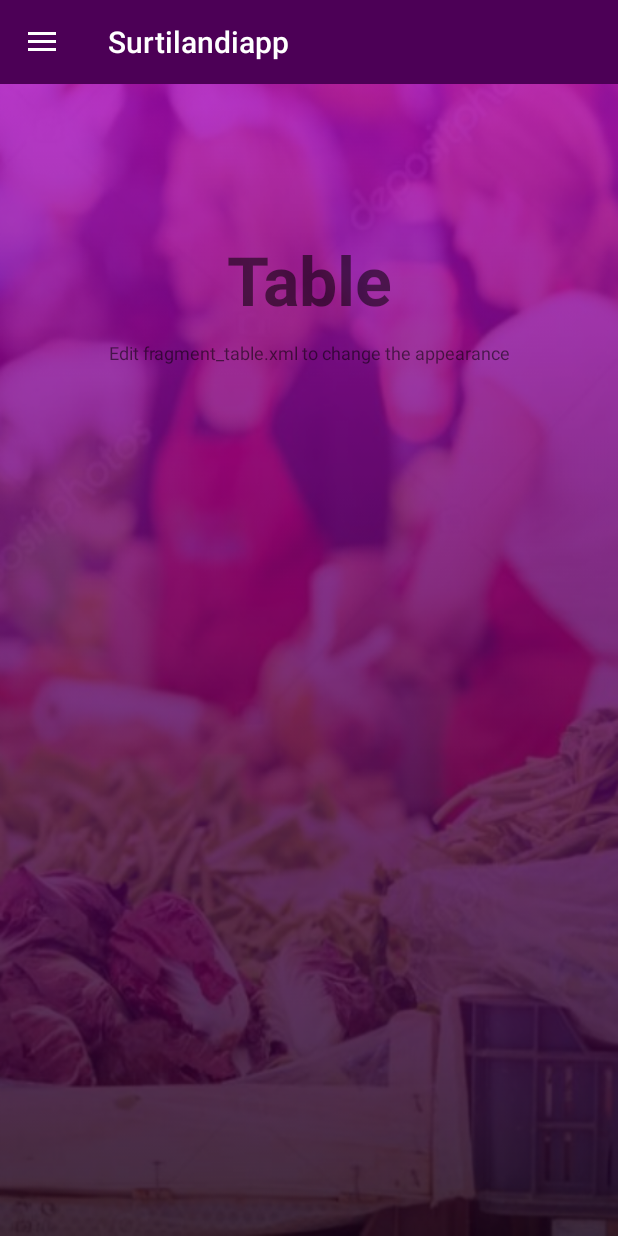
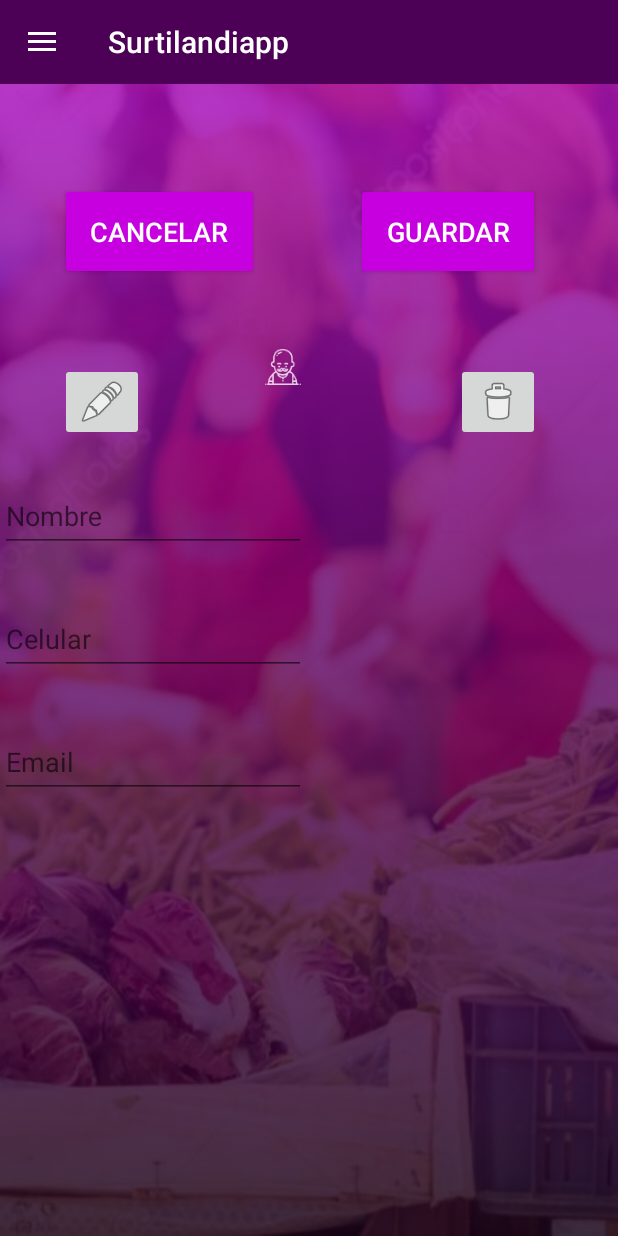
Before and after one commit to hninor/Surtilandiapp, an Android app: the fragment TableFragment placed in its activity, on a phone screen of 412 x 824 dp. Run offline under Robolectric (Android 15) with nearby library versions, the phone set to English and light mode, and no system bars.

Commit message:
Se modifica pantalla para perfil. Se cambia API_KEY para google maps

```diff
--- a/app/src/main/AndroidManifest.xml
+++ b/app/src/main/AndroidManifest.xml
@@ -56,7 +56,7 @@
             android:value="@integer/google_play_services_version" />
         <meta-data
             android:name="com.google.android.geo.API_KEY"
-            android:value="AIzaSyBkucXr30oAWGKe1o3ierZ_ELWHJhP4PJ0" />
+            android:value="AIzaSyDn7BduE2vGI2IutH-sDK_KeieQeX-eW_4" />
 
         <activity
             android:name=".features.shopkeeper.add.AddProductActivity"
--- a/app/src/main/java/unal/edu/co/surtilandiapp/features/navigationdrawer/SearchStoreFragment.java
+++ b/app/src/main/java/unal/edu/co/surtilandiapp/features/navigationdrawer/SearchStoreFragment.java
@@ -45,8 +45,8 @@ public class SearchStoreFragment extends Fragment {
 
         googleMap = mMapView.getMap();
         // latitude and longitude
-        double latitude = 17.385044;
-        double longitude = 78.486671;
+        double latitude = 4.6449882;
+        double longitude = -74.1356206;
 
         // create marker
         MarkerOptions marker = new MarkerOptions().position(
@@ -59,7 +59,7 @@ public class SearchStoreFragment extends Fragment {
         // adding marker
         googleMap.addMarker(marker);
         CameraPosition cameraPosition = new CameraPosition.Builder()
-                .target(new LatLng(17.385044, 78.486671)).zoom(12).build();
+                .target(new LatLng(latitude, longitude)).zoom(12).build();
         googleMap.animateCamera(CameraUpdateFactory
                 .newCameraPosition(cameraPosition));
 
--- a/app/src/main/java/unal/edu/co/surtilandiapp/features/navigationdrawer/TableFragment.java
+++ b/app/src/main/java/unal/edu/co/surtilandiapp/features/navigationdrawer/TableFragment.java
@@ -2,9 +2,11 @@ package unal.edu.co.surtilandiapp.features.navigationdrawer;
 
 import android.os.Bundle;
 import android.support.v4.app.Fragment;
+import android.util.Log;
 import android.view.LayoutInflater;
 import android.view.View;
 import android.view.ViewGroup;
+import android.widget.Button;
 
 import unal.edu.co.surtilandiapp.R;
 
@@ -12,17 +14,23 @@ import unal.edu.co.surtilandiapp.R;
  * Created by f on 8/10/2017.
  */
 
-public class TableFragment extends Fragment {
-
+public class TableFragment extends Fragment implements View.OnClickListener {
+    View rootView;
+    Button cancelButton;
     public TableFragment() {
     }
 
     @Override
     public View onCreateView(LayoutInflater inflater, ViewGroup container, Bundle savedInstanceState) {
-
-        View rootView = inflater.inflate(R.layout.fragment_table, container, false);
-
+        Log.v("JORGE", "por aca pase");
+        rootView = inflater.inflate(R.layout.fragment_table, container, false);
+        cancelButton = (Button) rootView.findViewById(R.id.perfil_btn_cancelar);
+        cancelButton.setOnClickListener(this);
         return rootView;
     }
 
+    @Override
+    public void onClick(View view) {
+        Log.v("JORGE", "Acabo de hacer click");
+    }
 }
--- a/app/src/main/res/layout/fragment_table.xml
+++ b/app/src/main/res/layout/fragment_table.xml
@@ -1,33 +1,116 @@
 <RelativeLayout xmlns:android="http://schemas.android.com/apk/res/android"
+    xmlns:app="http://schemas.android.com/apk/res-auto"
     xmlns:tools="http://schemas.android.com/tools"
     android:layout_width="match_parent"
     android:layout_height="match_parent"
     android:orientation="vertical">
 
+    <Button
+        android:id="@+id/perfil_btn_guardar"
+        android:layout_width="wrap_content"
+        android:layout_height="wrap_content"
+        android:layout_alignBottom="@+id/perfil_btn_cancelar"
+        android:layout_alignParentEnd="true"
+        android:layout_alignParentRight="true"
+        android:layout_marginEnd="52dp"
+        android:layout_marginRight="60dp"
+        android:theme="@style/MyButton"
+        android:text="Guardar" />
 
-    <TextView
-        android:id="@+id/label"
+    <Button
+        android:id="@+id/perfil_btn_cancelar"
+        android:layout_width="wrap_content"
+        android:layout_height="wrap_content"
+        android:layout_marginLeft="40dp"
+        android:layout_marginStart="40dp"
+        android:text="Cancelar" android:theme="@style/MyButton"
         android:layout_alignParentTop="true"
-        android:layout_marginTop="100dp"
-        android:layout_width="fill_parent"
-        android:layout_height="wrap_content"
-        android:gravity="center_horizontal"
-        android:textSize="45dp"
-        android:text="Table"
-        android:textStyle="bold"/>
-
-    <TextView
-        android:layout_below="@id/label"
-        android:layout_centerInParent="true"
-        android:layout_width="fill_parent"
-        android:layout_height="wrap_content"
-        android:textSize="12dp"
-        android:layout_marginTop="10dp"
-        android:gravity="center_horizontal"
-        android:text="Edit fragment_table.xml to change the appearance"
-        android:id="@+id/textView2" />
+        android:layout_alignParentLeft="true"
+        android:layout_alignParentStart="true"
+        android:layout_marginTop="66dp" />
 
 
+   <android.support.design.widget.TextInputLayout
+        android:layout_width="match_parent"
+        android:layout_height="wrap_content"
+        android:id="@+id/textInputLayout"
+       android:layout_below="@+id/imageView2"
+       android:layout_marginTop="51dp">
+
+       <EditText
+           android:id="@+id/perfil_nombre"
+           style="@android:style/Widget.DeviceDefault.EditText"
+           android:layout_width="204dp"
+           android:layout_height="wrap_content"
+           android:hint="Nombre"
+           android:inputType="text" />
+    </android.support.design.widget.TextInputLayout>
+
+    <android.support.design.widget.TextInputLayout
+        android:layout_width="match_parent"
+        android:layout_height="wrap_content"
+        android:id="@+id/textInputLayout_celular"
+        android:layout_marginTop="26dp"
+        android:layout_below="@+id/textInputLayout"
+        android:layout_alignParentLeft="true"
+        android:layout_alignParentStart="true">
+
+        <EditText
+            android:id="@+id/perfil_celular"
+            style="@android:style/Widget.DeviceDefault.EditText"
+            android:layout_width="204dp"
+            android:layout_height="wrap_content"
+            android:hint="Celular"
+            android:inputType="text|number|phone" />
+    </android.support.design.widget.TextInputLayout>
+
+    <android.support.design.widget.TextInputLayout
+        android:layout_width="match_parent"
+        android:layout_height="wrap_content"
+        android:id="@+id/textInputLayout_email"
+        android:layout_marginTop="26dp"
+        android:layout_below="@+id/textInputLayout_celular"
+        android:layout_alignParentLeft="true"
+        android:layout_alignParentStart="true">
+
+        <EditText
+            android:id="@+id/perfil_email"
+            style="@android:style/Widget.DeviceDefault.EditText"
+            android:layout_width="204dp"
+            android:layout_height="wrap_content"
+            android:hint="Email"
+            android:inputType="textEmailAddress" />
+    </android.support.design.widget.TextInputLayout>
+
+
+    <ImageView
+        android:id="@+id/imageView2"
+        android:layout_width="wrap_content"
+        android:layout_height="wrap_content"
+        android:layout_marginTop="42dp"
+        app:srcCompat="@drawable/ic_man"
+        android:layout_below="@+id/perfil_btn_cancelar"
+        android:layout_toRightOf="@+id/perfil_btn_cancelar"
+        android:layout_toEndOf="@+id/perfil_btn_cancelar" />
+
+    <ImageButton
+        android:id="@+id/imageButton"
+        android:layout_width="wrap_content"
+        android:layout_height="wrap_content"
+        app:srcCompat="@android:drawable/ic_menu_edit"
+        android:layout_alignTop="@+id/imageButton2"
+        android:layout_alignLeft="@+id/perfil_btn_cancelar"
+        android:layout_alignStart="@+id/perfil_btn_cancelar" />
+
+    <ImageButton
+        android:id="@+id/imageButton2"
+        android:layout_width="wrap_content"
+        android:layout_height="wrap_content"
+        android:layout_alignEnd="@+id/perfil_btn_guardar"
+        android:layout_alignRight="@+id/perfil_btn_guardar"
+        android:layout_alignTop="@+id/imageView2"
+        android:layout_marginTop="13dp"
+        app:srcCompat="@android:drawable/ic_menu_delete" />
 
 
 </RelativeLayout>
```
